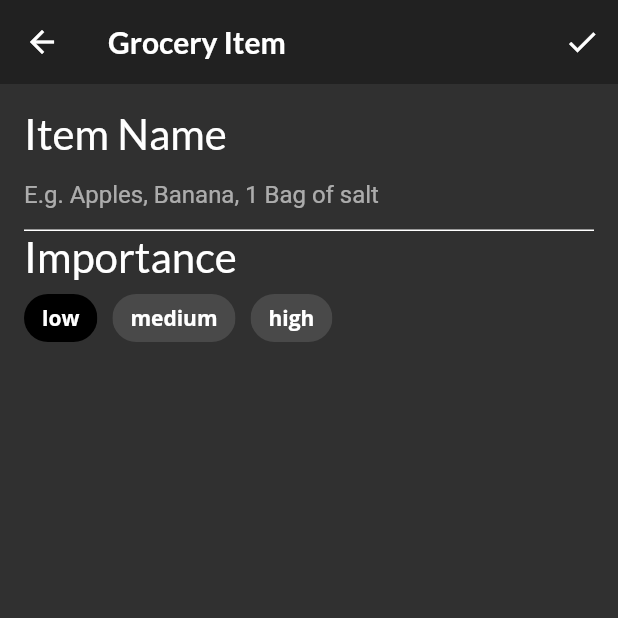
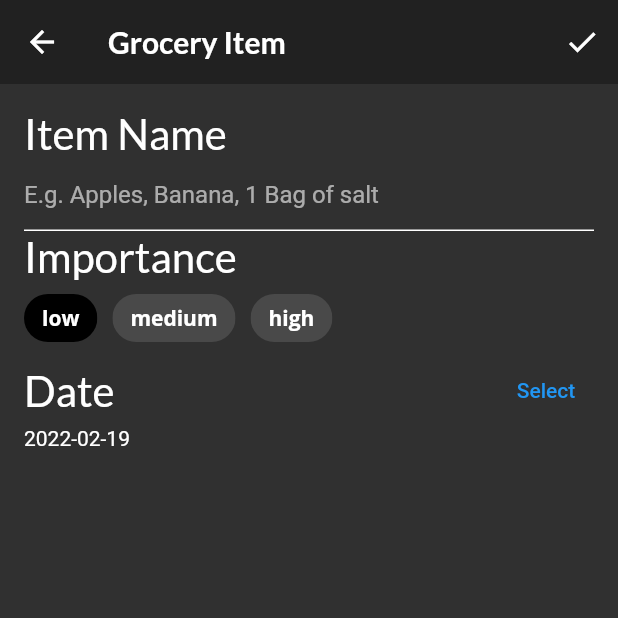
Before and after one commit to DahackerInno/05-scrollable-widgets, a Flutter app: the screen it shows after launch, item 3 of the bottom bar chosen, after a tap on the "add" icon, on a phone screen of 412 x 824 dp, the top half of it. Run offline on Flutter 3.47's test engine with Material 2 defaults, Android fonts, the phone set to English and light mode, and no system bars; our stand-ins replace flutter_colorpicker, google_fonts; project files that could hold a hidden picture were left out.

Commit message:
Added datePickerField in GroceryItemScreen

```diff
--- a/lib/screens/grocery_item_screen.dart
+++ b/lib/screens/grocery_item_screen.dart
@@ -100,7 +100,7 @@ class _GroceryItemScreenState extends State<GroceryItemScreen> {
           children: [
             buildNameField(),
             buildImportanceField(),
-            // TODO 15: Add date picker
+            buildDateField(context),
             // TODO 16: Add time picker
             // TODO 17: Add color picker
             // TODO 18: Add slider
@@ -208,7 +208,51 @@ class _GroceryItemScreenState extends State<GroceryItemScreen> {
   }
 
 
-// TODO: ADD buildDateField()
+// buildDateField()
+  Widget buildDateField(BuildContext context) {
+    // 1
+    return Column(
+      crossAxisAlignment: CrossAxisAlignment.start,
+      children: [
+        // 2
+        Row(
+          // 3
+          mainAxisAlignment: MainAxisAlignment.spaceBetween,
+          children: [
+            // 4
+            Text(
+              'Date',
+              style: GoogleFonts.lato(fontSize: 28.0),
+            ),
+            // 5
+            TextButton(
+              child: const Text('Select'),
+              // 6
+              onPressed: () async {
+                final currentDate = DateTime.now();
+                // 7
+                final selectedDate = await showDatePicker(
+                  context: context,
+                  initialDate: currentDate,
+                  firstDate: currentDate,
+                  lastDate: DateTime(currentDate.year + 5),
+                );
+                // 8
+                setState(() {
+                  if (selectedDate != null) {
+                    _dueDate = selectedDate;
+                  }
+                });
+              },
+            ),
+          ],
+        ),
+        // 9
+        Text('${DateFormat('yyyy-MM-dd').format(_dueDate)}'),
+      ],
+    );
+  }
+
 
 // TODO: Add buildTimeField()
 
```
